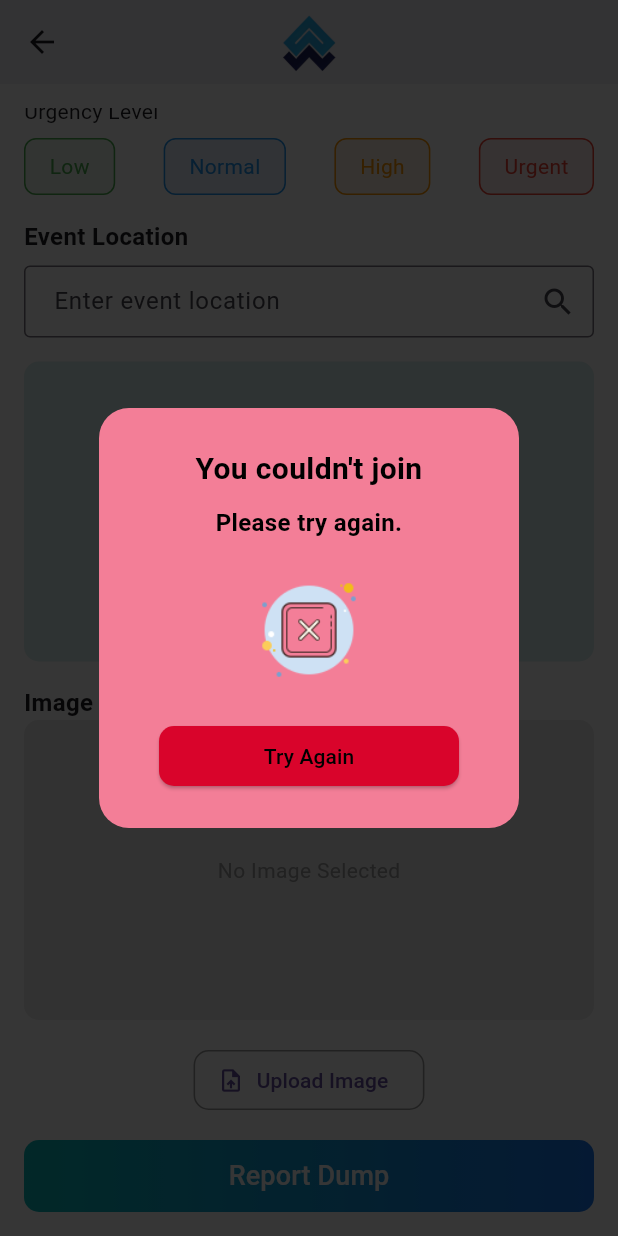
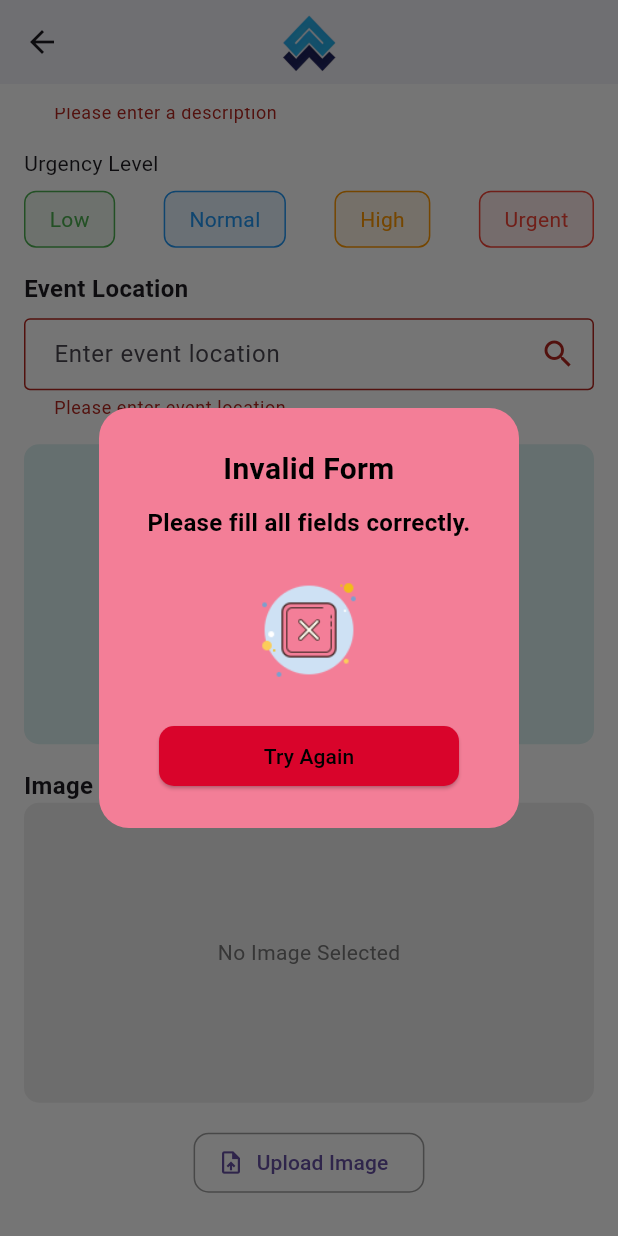
Before and after one commit to SDP-1/ocean_rescue, a Flutter app: the ReportDumpPage screen opened directly, scrolled down 402 dp, after a tap on "Report Dump", on a phone screen of 412 x 824 dp. Run offline on Flutter 3.47's test engine with Material 3 defaults, Android fonts, the phone set to English and light mode, and no system bars; our stand-ins replace cloud_firestore, firebase_auth, firebase_core, firebase_storage, flutter_image_compress, flutter_svg and 4 more; accounts and stored records are empty.

Commit message:
add repot dump

```diff
--- a/lib/models/reportdump.dart
+++ b/lib/models/reportdump.dart
@@ -1,41 +1,47 @@
-// reportdump.dart
+import 'package:cloud_firestore/cloud_firestore.dart'; // Import Firestore
 
-class DumpReport {
-  final String name;             // Name of the dump
-  final String description;      // Description of the dump
-  final String urgencyLevel;     // Urgency level: Low, Normal, High, Urgent
-  final String location;         // Location of the dump
+class ReportDump {
+  final String id; // Unique identifier for the dump report
+  final String name;
+  final String description;
+  final String urgencyLevel;
+  final String eventLocation;
+  final String imageUrl;
+  final DateTime timestamp;
 
-  // Constructor to initialize all fields
-  DumpReport({
+  ReportDump({
+    required this.id,
     required this.name,
     required this.description,
     required this.urgencyLevel,
-    required this.location,
+    required this.eventLocation,
+    required this.imageUrl,
+    required this.timestamp,
   });
 
-  // Method to convert the object to JSON (if needed)
+  // Convert a ReportDump object into a Map for Firestore
   Map<String, dynamic> toJson() {
     return {
+      'id': id,
       'name': name,
       'description': description,
       'urgencyLevel': urgencyLevel,
-      'location': location,
+      'eventLocation': eventLocation,
+      'imageUrl': imageUrl,
+      'timestamp': timestamp,
     };
   }
 
-  // Named constructor to create a DumpReport from a JSON object
-  factory DumpReport.fromJson(Map<String, dynamic> json) {
-    return DumpReport(
-      name: json['name'],
-      description: json['description'],
-      urgencyLevel: json['urgencyLevel'],
-      location: json['location'],
+  // Create a ReportDump object from a Map (Firestore document)
+  factory ReportDump.fromJson(Map<String, dynamic> json) {
+    return ReportDump(
+      id: json['id'] as String,
+      name: json['name'] as String,
+      description: json['description'] as String,
+      urgencyLevel: json['urgencyLevel'] as String,
+      eventLocation: json['eventLocation'] as String,
+      imageUrl: json['imageUrl'] as String,
+      timestamp: (json['timestamp'] as Timestamp).toDate(), // Convert Firestore Timestamp to DateTime
     );
   }
-
-  @override
-  String toString() {
-    return 'DumpReport{name: $name, description: $description, urgencyLevel: $urgencyLevel, location: $location}';
-  }
 }
--- a/lib/pages/dumpReport/dump_report_screen.dart
+++ b/lib/pages/dumpReport/dump_report_screen.dart
@@ -1,7 +1,10 @@
 import 'package:flutter/material.dart';
-import 'package:image_picker/image_picker.dart'; // Add this package to handle image picking
+import 'package:image_picker/image_picker.dart';
+import 'package:ocean_rescue/pages/dumpReport/dump_dashboard_screen.dart';
 import 'dart:io';
+import 'package:uuid/uuid.dart'; // For generating unique IDs
 
+import '../../resources/ReportDumpsFirestoreMethods.dart';
 import '../../theme/colorTheme.dart';
 import '../../widget/popup/ErrorPopup.dart';
 import '../../widget/popup/SuccessPopup.dart';
@@ -19,15 +22,76 @@ class ReportDumpPage extends StatefulWidget {
 class _ReportDumpPageState extends State<ReportDumpPage> {
   File? _image; // Variable to store the selected image
   final ImagePicker _picker = ImagePicker(); // Image picker instance
+  final _formKey = GlobalKey<FormState>(); // Form key for validation
+  String? _selectedUrgency;
+  String _name = '';
+  String _description = '';
+  String _eventLocation = '';
+  final ReportDumpsFirestoreMethods _firestoreMethods =
+      ReportDumpsFirestoreMethods();
 
   // Method to pick an image
   Future<void> _pickImage(BuildContext context) async {
     final pickedFile = await _picker.pickImage(source: ImageSource.gallery);
-
     if (pickedFile != null) {
       setState(() {
         _image = File(pickedFile.path);
       });
+    }
+  }
+
+  // Method to handle report dump submission
+  Future<void> _submitReportDump(BuildContext context) async {
+    if (_formKey.currentState?.validate() ?? false) {
+      _formKey.currentState?.save();
+      if (_selectedUrgency == null) {
+        showErrorPopup(
+            context, 'Urgency Level', 'Please select an urgency level.');
+        return;
+      }
+      if (_image == null) {
+        showErrorPopup(context, 'Image Missing', 'Please upload an image.');
+        return;
+      }
+
+      try {
+        // Generate a unique ID for the dump report
+        String id = const Uuid().v1();
+
+        // Upload the image to Firebase Storage and get the download URL
+        String imageUrl =
+            await _firestoreMethods.uploadImageToStorage(id, _image!);
+
+        // Create a ReportDump model instance, including the timestamp
+        model.ReportDump newDump = model.ReportDump(
+          id: id,
+          name: _name,
+          description: _description,
+          eventLocation: _eventLocation,
+          urgencyLevel: _selectedUrgency!,
+          imageUrl: imageUrl,
+          timestamp:
+              DateTime.now(), // Set the timestamp to the current date and time
+        );
+
+        // Save the report to Firestore
+        await _firestoreMethods.saveReportDump(newDump);
+
+        Navigator.push(
+          context,
+          MaterialPageRoute(builder: (context) => DumpsDashboard()),
+        );
+
+        // Show success popup
+        showSuccessPopup(context, 'Report Submitted',
+            'Dump report has been successfully submitted.');
+      } catch (e) {
+        showErrorPopup(context, 'Submission Failed',
+            'Error occurred while submitting: $e');
+      }
+    } else {
+      showErrorPopup(
+          context, 'Invalid Form', 'Please fill all fields correctly.');
     }
   }
 
@@ -49,14 +113,86 @@ class _ReportDumpPageState extends State<ReportDumpPage> {
       ),
       body: Padding(
         padding: const EdgeInsets.all(16.0),
+        child: Form(
+          key: _formKey,
           child: ListView(
             children: [
               const SizedBox(height: 16),
-            // Create new Post
+              _buildHeader(),
+              const SizedBox(height: 16),
+              _buildLabeledTextField(
+                label: 'Name',
+                hintText: 'Enter your name',
+                onSaved: (value) => _name = value ?? '',
+                validator: (value) => value == null || value.isEmpty
+                    ? 'Please enter your name'
+                    : null,
+              ),
+              const SizedBox(height: 16),
+              _buildLabeledTextField(
+                label: 'Description',
+                hintText: 'Enter description',
+                maxLines: 3,
+                onSaved: (value) => _description = value ?? '',
+                validator: (value) => value == null || value.isEmpty
+                    ? 'Please enter a description'
+                    : null,
+              ),
+              const SizedBox(height: 16),
+              const Text('Urgency Level'),
+              const SizedBox(height: 8),
+              _buildUrgencyButtons(),
+              const SizedBox(height: 16),
+              _buildLabeledTextField(
+                label: 'Event Location',
+                hintText: 'Enter event location',
+                suffixIcon: const Icon(Icons.search),
+                onSaved: (value) => _eventLocation = value ?? '',
+                validator: (value) => value == null || value.isEmpty
+                    ? 'Please enter event location'
+                    : null,
+              ),
+              const SizedBox(height: 16),
               Container(
+                height: 200,
+                decoration: BoxDecoration(
+                  color: ColorTheme.liteGreen1,
+                  borderRadius: BorderRadius.circular(10),
+                ),
+                child: const Center(child: Text('Map Placeholder')),
+              ),
+              const SizedBox(height: 16),
+              const Text('Image Upload',
+                  style: TextStyle(fontSize: 16, fontWeight: FontWeight.bold)),
+              _buildImagePreview(),
+              const SizedBox(height: 16),
+              Align(
+                alignment: Alignment.center,
+                child: OutlinedButton.icon(
+                  onPressed: () => _pickImage(context),
+                  icon: const Icon(Icons.upload_file),
+                  label: const Text('Upload Image'),
+                  style: OutlinedButton.styleFrom(
+                    side: const BorderSide(color: Colors.grey),
+                    shape: RoundedRectangleBorder(
+                        borderRadius: BorderRadius.circular(10)),
+                  ),
+                ),
+              ),
+              const SizedBox(height: 16),
+              _buildReportButton(),
+            ],
+          ),
+        ),
+      ),
+    );
+  }
+
+  // Rest of the UI widgets remain the same...
+  Widget _buildHeader() {
+    return Container(
       height: 80,
       decoration: BoxDecoration(
-                // Horizontal gradient from left (08BDBD) to right (1877F2)
         gradient: const LinearGradient(
           begin: Alignment.centerLeft,
           end: Alignment.centerRight,
@@ -69,7 +205,6 @@ class _ReportDumpPageState extends State<ReportDumpPage> {
       ),
       child: Row(
         children: [
-                  // Left-side image
           Padding(
             padding: const EdgeInsets.only(left: 16.0),
             child: Image.asset(
@@ -78,7 +213,6 @@ class _ReportDumpPageState extends State<ReportDumpPage> {
               width: 70,
             ),
           ),
-
           const Expanded(
             child: Text(
               'Report Dump',
@@ -92,117 +226,100 @@ class _ReportDumpPageState extends State<ReportDumpPage> {
           ),
         ],
       ),
+    );
+  }
+
+  Widget _buildLabeledTextField({
+    required String label,
+    required String hintText,
+    int? maxLines,
+    Widget? suffixIcon,
+    FormFieldValidator<String>? validator,
+    FormFieldSetter<String>? onSaved,
+  }) {
+    return Column(
+      crossAxisAlignment: CrossAxisAlignment.start,
+      children: [
+        Text(label,
+            style: const TextStyle(fontSize: 16, fontWeight: FontWeight.bold)),
+        const SizedBox(height: 8),
+        TextFormField(
+          decoration: InputDecoration(
+            hintText: hintText,
+            border: const OutlineInputBorder(),
+            suffixIcon: suffixIcon,
+            contentPadding:
+                const EdgeInsets.symmetric(vertical: 12, horizontal: 16),
           ),
-            const SizedBox(height: 16),
+          maxLines: maxLines,
+          validator: validator,
+          onSaved: onSaved,
+        ),
+      ],
+    );
+  }
 
-            // Name TextField
-            _buildLabeledTextField(
-              label: 'Name',
-              hintText: 'Enter your name',
+  Widget _buildUrgencyButtons() {
+    final urgencies = ['Low', 'Normal', 'High', 'Urgent'];
+    final colors = [Colors.green, Colors.blue, Colors.orange, Colors.red];
+    return Row(
+      mainAxisAlignment: MainAxisAlignment.spaceBetween,
+      children: List.generate(urgencies.length, (index) {
+        return GestureDetector(
+          onTap: () => setState(() => _selectedUrgency = urgencies[index]),
+          child: urgencyButton(
+            urgencies[index],
+            colors[index],
+            isSelected: _selectedUrgency == urgencies[index],
           ),
-            const SizedBox(height: 16),
+        );
+      }),
+    );
+  }
 
-            // Description TextField
-            _buildLabeledTextField(
-              label: 'Description',
-              hintText: 'Enter description',
-              maxLines: 3,
+  Widget urgencyButton(String label, Color color, {bool isSelected = false}) {
+    return Container(
+      decoration: BoxDecoration(
+        color: isSelected ? color : color.withOpacity(0.1),
+        borderRadius: BorderRadius.circular(8),
+        border: Border.all(color: color),
       ),
-            const SizedBox(height: 16),
+      child: Padding(
+        padding: const EdgeInsets.symmetric(horizontal: 16, vertical: 8),
+        child: Text(label,
+            style: TextStyle(color: isSelected ? Colors.white : color)),
+      ),
+    );
+  }
 
-            // Urgency Level
-            const Text('Urgency Level'),
-            const SizedBox(height: 8),
-            Row(
-              mainAxisAlignment: MainAxisAlignment.spaceBetween,
-              children: [
-                urgencyButton('Low', Colors.green),
-                urgencyButton('Normal', Colors.blue),
-                urgencyButton('High', Colors.orange),
-                urgencyButton('Urgent', Colors.red),
-              ],
-            ),
-            const SizedBox(height: 16),
-
-            // Event Location TextField
-            _buildLabeledTextField(
-              label: 'Event Location',
-              hintText: 'Enter event location',
-              suffixIcon: const Icon(Icons.search),
-            ),
-            const SizedBox(height: 16),
-
-            // Map Placeholder
-            Container(
-              height: 200,
-              decoration: BoxDecoration(
-                color: ColorTheme.liteGreen1,
-                borderRadius: BorderRadius.circular(10),
-              ),
-              child: const Center(
-                child: Text('Map Placeholder'),
-              ),
-            ),
-            const SizedBox(height: 16),
-
-            // Image Preview
-            const Text(
-              'Image Upload',
-              style: TextStyle(fontSize: 16, fontWeight: FontWeight.bold),
-            ),
-            if (_image != null)
-              Container(
+  Widget _buildImagePreview() {
+    return _image != null
+        ? Container(
             height: 200,
             decoration: BoxDecoration(
               borderRadius: BorderRadius.circular(10),
-                  image: DecorationImage(
-                    image: FileImage(_image!),
-                    fit: BoxFit.cover,
-                  ),
+              image:
+                  DecorationImage(image: FileImage(_image!), fit: BoxFit.cover),
             ),
           )
-            else
-              Container(
+        : Container(
             height: 200,
             decoration: BoxDecoration(
               color: Colors.grey.shade200,
               borderRadius: BorderRadius.circular(10),
             ),
             child: Center(
-                  child: Text(
-                    'No Image Selected',
-                    style: TextStyle(color: Colors.grey.shade500),
+              child: Text('No Image Selected',
+                  style: TextStyle(color: Colors.grey.shade600)),
             ),
-                ),
-              ),
-            const SizedBox(height: 16),
+          );
+  }
 
-            // Centered upload image button
-            Align(
-              alignment: Alignment.center,
-              child: OutlinedButton.icon(
-                onPressed: () => _pickImage(context),
-                icon: const Icon(Icons.upload_file),
-                label: const Text('Upload Image'),
-                style: OutlinedButton.styleFrom(
-                  side: const BorderSide(color: Colors.grey),
-                  shape: RoundedRectangleBorder(
-                    borderRadius: BorderRadius.circular(10),
-                  ),
-                ),
-              ),
-            ),
-            const SizedBox(height: 16),
-
-            // Report Dump Button
-            GestureDetector(
-              onTap: () {
-                // Handle report dump logic here
-              },
-              child: Container(
+  Widget _buildReportButton() {
+    return Container(
       width: double.infinity,
       decoration: BoxDecoration(
-                  gradient: const LinearGradient(
+        gradient: LinearGradient(
           begin: Alignment.centerLeft,
           end: Alignment.centerRight,
           colors: [
@@ -213,108 +330,19 @@ class _ReportDumpPageState extends State<ReportDumpPage> {
         borderRadius: BorderRadius.circular(10),
       ),
       child: ElevatedButton(
-                  onPressed: () {
-                    // Post creation logic
-                    showSuccessPopup(
-                      context,
-                      'Dump',
-                      'Reported successfully.',
-                    );
-                    showErrorPopup(
-                      context,
-                      'You couldn\'t join',
-                      'Please try again.',
-                    );
-                  },
+        onPressed: () => _submitReportDump(context),
         style: ElevatedButton.styleFrom(
           backgroundColor: Colors.transparent,
           padding: const EdgeInsets.symmetric(vertical: 10),
           shape: RoundedRectangleBorder(
             borderRadius: BorderRadius.circular(10),
           ),
-                    shadowColor: Colors.transparent, // Remove any shadow
+          shadowColor: Colors.transparent,
         ),
-                  child: const Text(
-                    'Report Dump',
+        child: const Text('Report Dump',
         style: TextStyle(fontSize: 18, color: ColorTheme.white),
-                  ),
-                ),
-              ),
-            ),
-          ],
         ),
       ),
     );
   }
-
-  // Method to build a labeled TextField
-  Widget _buildLabeledTextField({
-    required String label,
-    required String hintText,
-    int? maxLines,
-    Widget? suffixIcon,
-  }) {
-    return Column(
-      crossAxisAlignment: CrossAxisAlignment.start,
-      children: [
-        Text(
-          label,
-          style: const TextStyle(fontSize: 16, fontWeight: FontWeight.bold),
-        ),
-        const SizedBox(height: 8),
-        TextFormField(
-          decoration: InputDecoration(
-            hintText: hintText,
-            border: const OutlineInputBorder(),
-            suffixIcon: suffixIcon,
-            contentPadding: const EdgeInsets.symmetric(vertical: 12, horizontal: 16),
-          ),
-          maxLines: maxLines,
-        ),
-      ],
-    );
 }
-
-  Widget urgencyButton(String label, Color color) {
-    return Container(
-      decoration: BoxDecoration(
-        color: color.withOpacity(0.1),
-        borderRadius: BorderRadius.circular(8),
-        border: Border.all(color: color),
-      ),
-      child: Padding(
-        padding: const EdgeInsets.symmetric(horizontal: 16, vertical: 8),
-        child: Text(
-          label,
-          style: TextStyle(color: color),
-        ),
-      ),
-    );
-  }
-
-  Widget imageThumbnail(String imagePath) {
-    return Container(
-      height: 60,
-      width: 60,
-      decoration: BoxDecoration(
-        borderRadius: BorderRadius.circular(8),
-        image: DecorationImage(
-          image: AssetImage(imagePath), // Replace with actual image
-          fit: BoxFit.cover,
-        ),
-      ),
-    );
-  }
-
-  Widget uploadImageButton() {
-    return Container(
-      height: 60,
-      width: 60,
-      decoration: BoxDecoration(
-        color: Colors.grey[200],
-        borderRadius: BorderRadius.circular(8),
-      ),
-      child: const Icon(Icons.upload),
-    );
-  }
-}
```
Also changed, not shown: lib/resources/ReportDumpsFirestoreMethods.dart (added, +48 -0 lines). Lines whose indentation alone changed are shown as unchanged.
